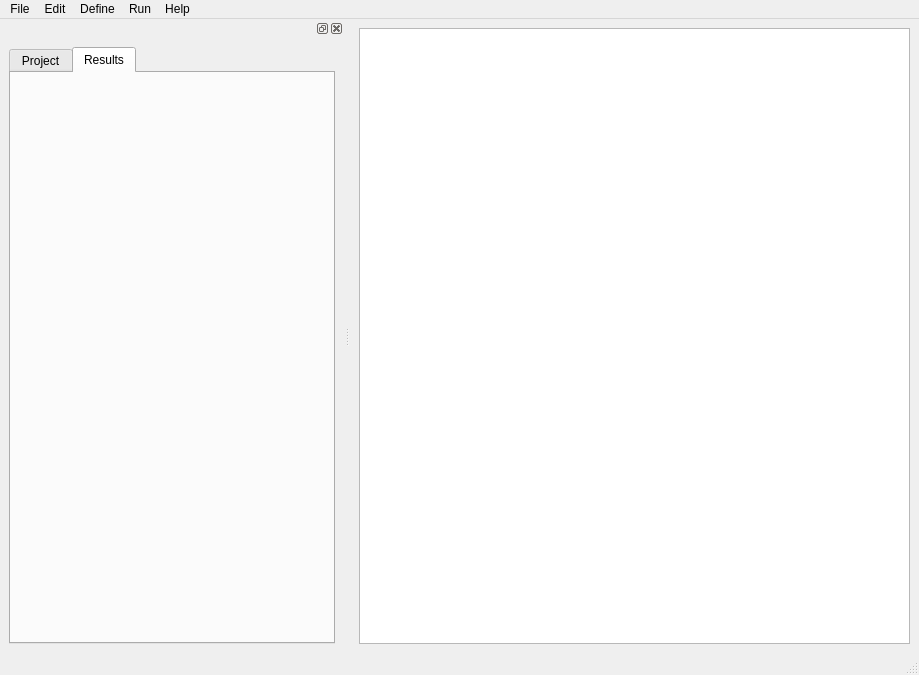
halledega/StudWalls, file src/ui/main_window/main_ui/main_window.ui: the form before one commit.
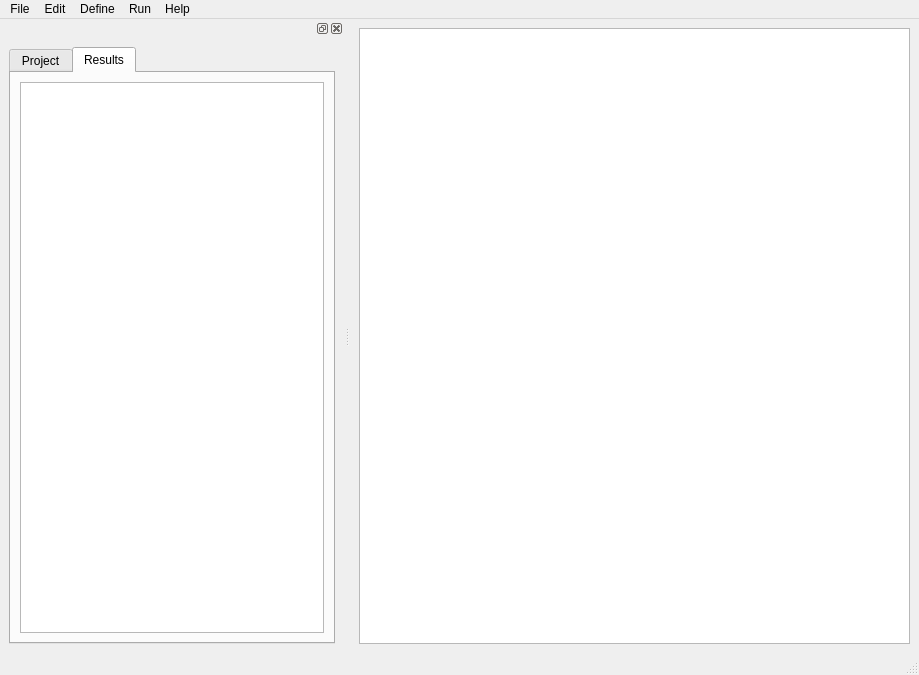
The form after the commit. The open tabs and pages were chosen to show the change.

```diff
--- a/src/ui/main_window/main_ui/main_window.ui
+++ b/src/ui/main_window/main_ui/main_window.ui
@@ -280,7 +280,15 @@
         <attribute name="title">
          <string>Results</string>
         </attribute>
-        <layout class="QHBoxLayout" name="horizontalLayout_2"/>
+        <layout class="QHBoxLayout" name="horizontalLayout_2">
+         <item>
+          <widget class="QTextEdit" name="result_detailed_textEdit">
+           <property name="readOnly">
+            <bool>true</bool>
+           </property>
+          </widget>
+         </item>
+        </layout>
        </widget>
       </widget>
      </item>
```
Left out of the diff: 4 changed lines with no effect on the pictures.
